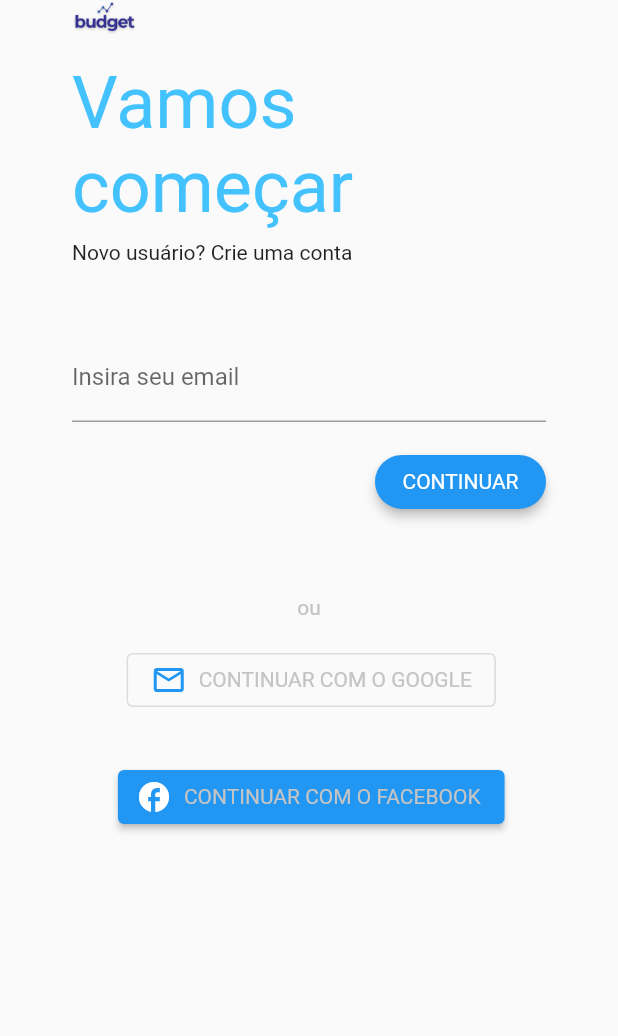
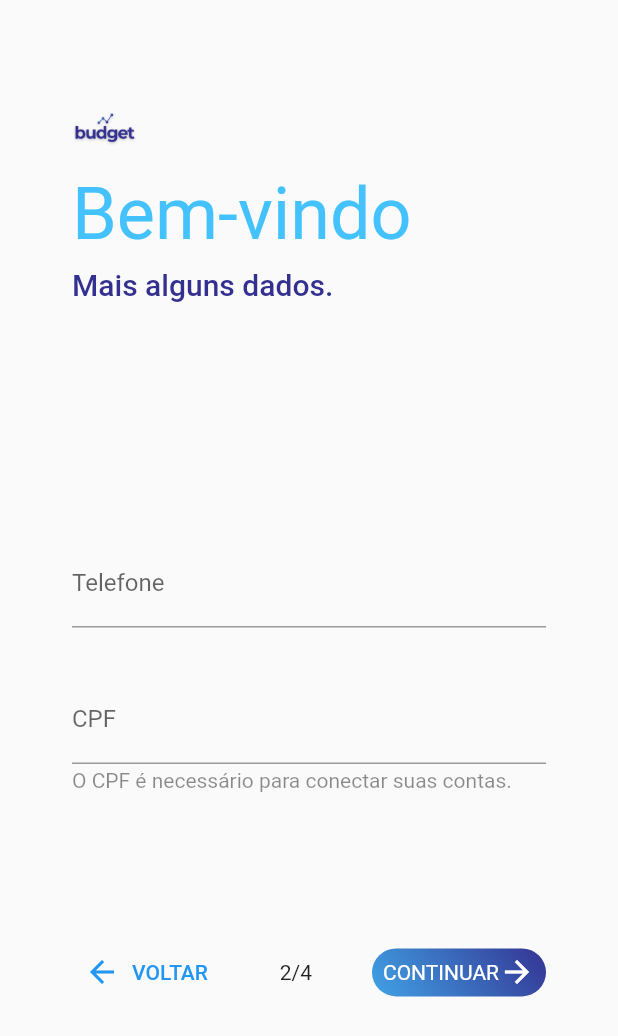
Before and after one commit to matheus-gabrielw3/budget_app, a Flutter app: the screen it shows after launch, after a tap on "CONTINUAR", on a phone screen of 412 x 824 dp. Shown: the top 1036 px of the screen. Run offline on Flutter 3.47's test engine with Material 2 defaults, Android fonts, the light colour scheme and no system bars; our stand-ins replace flutter_modular, google_fonts.

Commit message:
Botões e telas de cadastro

```diff
--- /dev/null
+++ b/lib/cadastro/cadastro_module.dart
@@ -0,0 +1,9 @@
+import 'package:flutter_modular/flutter_modular.dart';
+import 'package:raro_budget_app/cadastro/cadastro_page.dart';
+
+class CadastroModule extends Module {
+  @override
+  void routes(r) {
+    r.child('/', child: (context) => const CadastroPage());
+  }
+}
--- /dev/null
+++ b/lib/cadastro/cadastro_page.dart
@@ -0,0 +1,46 @@
+import 'package:flutter/material.dart';
+import 'package:raro_budget_app/cadastro/pages/cadastro_fim.dart';
+import 'package:raro_budget_app/cadastro/pages/cadastro_page_2.dart';
+
+import 'pages/cadastro_page_1.dart';
+import 'pages/cadastro_page_3.dart';
+import 'pages/cadastro_page_4.dart';
+
+class CadastroPage extends StatefulWidget {
+
+  const CadastroPage({ super.key });
+
+  @override
+  State<CadastroPage> createState() => _CadastroPageState();
+}
+
+class _CadastroPageState extends State<CadastroPage> {
+ final PageController controller = PageController();
+   @override
+   Widget build(BuildContext context) {
+       return Scaffold(
+           body: PageView(
+      /// [PageView.scrollDirection] defaults to [Axis.horizontal].
+      /// Use [Axis.vertical] to scroll vertically.
+      controller: controller,
+      children:  <Widget>[
+        Center(
+          child: CadastroPage1(controller: controller,),
+        ),
+        Center(
+          child: CadastroPage2(controller: controller,),
+        ),
+        Center(
+          child: CadastroPage3(controller: controller,),
+        ),
+        Center(
+          child: CadastroPage4(controller: controller,),
+        ),
+        Center(
+          child: CadastroFim(controller: controller,),
+        ),
+      ],
+    )
+       );
+  }
+}
--- /dev/null
+++ b/lib/cadastro/pages/cadastro_fim.dart
@@ -0,0 +1,27 @@
+import 'package:flutter/material.dart';
+
+class CadastroFim extends StatefulWidget {
+  final PageController controller;
+  const CadastroFim({ super.key, required this.controller });
+
+  @override
+  State<CadastroFim> createState() => _CadastroFimState();
+}
+
+class _CadastroFimState extends State<CadastroFim> {
+
+   @override
+   Widget build(BuildContext context) {
+       return Scaffold(
+           body: SizedBox(
+            height: MediaQuery.of(context).size.height * 1,
+            width: MediaQuery.of(context).size.width * 1,
+            child: Column(
+              children: [
+                Image.asset('assets/images/backgroundfundo.png', fit: BoxFit.cover,)
+              ],
+            ),
+           ),
+       );
+  }
+}
--- /dev/null
+++ b/lib/cadastro/pages/cadastro_page_1.dart
@@ -0,0 +1,91 @@
+import 'package:flutter/material.dart';
+
+import 'package:raro_budget_app/core/ui/custom_elevated_button_continuar.dart';
+
+import '../../core/ui/class_estilos_textos.dart';
+
+class CadastroPage1 extends StatefulWidget {
+  const CadastroPage1({super.key, required this.controller});
+  final PageController controller;
+
+  @override
+  State<CadastroPage1> createState() => _CadastroPage1State();
+}
+
+
+
+class _CadastroPage1State extends State<CadastroPage1> {
+
+  void proximaPagina() {
+    widget.controller.nextPage(duration: const Duration(milliseconds: 30), curve: Curves.bounceIn);
+  }
+
+  @override
+  Widget build(BuildContext context) {
+    return Scaffold(
+      body: Padding(
+        padding: const EdgeInsets.only(left: 48.0, top: 74),
+        child: ListView(
+          children: [
+            Padding(
+              padding: const EdgeInsets.only(right: 320.0),
+              child: Image.asset('assets/images/logo.png'),
+            ),
+            Padding(
+              padding: const EdgeInsets.only(top: 16.5, right: 112, bottom: 8),
+              child: Text(
+                'Bem-vindo',
+                style: ClassEstilosTextos.azul48w400roboto,
+              ),
+            ),
+            Text(
+              'Por favor insira seus dados nos campos abaixo.',
+              style: ClassEstilosTextos.roxo20w500roboto,
+            ),
+            const SizedBox(
+              height: 46,
+            ),
+            Padding(
+              padding: const EdgeInsets.only(right: 48, top: 112),
+              child: TextFormField(
+                decoration: const InputDecoration(
+                  border: UnderlineInputBorder(),
+                  labelText: 'Nome',
+                ),
+              ),
+            ),
+            const SizedBox(
+              height: 32,
+            ),
+            Padding(
+              padding: const EdgeInsets.only(right: 48),
+              child: TextFormField(
+                decoration: const InputDecoration(
+                  border: UnderlineInputBorder(),
+                  labelText: 'Email',
+                ),
+              ),
+            ),
+            Padding(
+              padding: const EdgeInsets.only(right: 48.0, top: 96),
+              child: Row(
+                mainAxisAlignment: MainAxisAlignment.spaceBetween,
+                children: [
+                  TextButton.icon(
+                    onPressed: () {},
+                    label: const Text('VOLTAR'),
+                    icon: const Icon(Icons.arrow_back),
+                  ),
+                  const Text('1/4'),
+                   CustomElevatedButtonContinuar(titulo: 'CONTINUAR', onPressed: () {
+                    proximaPagina();
+                  },)
+                ],
+              ),
+            ),
+          ],
+        ),
+      ),
+    );
+  }
+}
--- /dev/null
+++ b/lib/cadastro/pages/cadastro_page_2.dart
@@ -0,0 +1,102 @@
+import 'package:flutter/material.dart';
+
+import '../../core/ui/class_estilos_textos.dart';
+import '../../core/ui/custom_elevated_button_continuar.dart';
+
+class CadastroPage2 extends StatefulWidget {
+  final PageController controller;
+  const CadastroPage2({super.key, required this.controller});
+
+  @override
+  State<CadastroPage2> createState() => _CadastroPage2State();
+}
+
+class _CadastroPage2State extends State<CadastroPage2> {
+  void proximaPagina() {
+    widget.controller.nextPage(
+        duration: const Duration(milliseconds: 30), curve: Curves.bounceIn);
+  }
+
+  void paginaAnterior() {
+    widget.controller.jumpToPage(0);
+  }
+
+  @override
+  Widget build(BuildContext context) {
+    return Scaffold(
+      body: Padding(
+        padding: const EdgeInsets.only(left: 48.0, top: 74),
+        child: ListView(
+          children: [
+            Padding(
+              padding: const EdgeInsets.only(right: 320.0),
+              child: Image.asset('assets/images/logo.png'),
+            ),
+            Padding(
+              padding: const EdgeInsets.only(top: 16.5, right: 112, bottom: 8),
+              child: Text(
+                'Bem-vindo',
+                style: ClassEstilosTextos.azul48w400roboto,
+              ),
+            ),
+            Text(
+              'Mais alguns dados.',
+              style: ClassEstilosTextos.roxo20w500roboto,
+            ),
+            const SizedBox(
+              height: 46,
+            ),
+            Padding(
+              padding: const EdgeInsets.only(right: 48, top: 112),
+              child: TextFormField(
+                decoration: const InputDecoration(
+                  border: UnderlineInputBorder(),
+                  labelText: 'Telefone',
+                ),
+              ),
+            ),
+            const SizedBox(
+              height: 32,
+            ),
+            Padding(
+              padding: const EdgeInsets.only(right: 48),
+              child: TextFormField(
+                decoration: const InputDecoration(
+                  border: UnderlineInputBorder(),
+                  labelText: 'CPF',
+                ),
+              ),
+            ),
+            const SizedBox(
+              height: 3,
+            ),
+            const Text(
+              'O CPF é necessário para conectar suas contas.',
+              style: TextStyle(color: Colors.black45),
+            ),
+            Padding(
+              padding: const EdgeInsets.only(right: 48.0, top: 96),
+              child: Row(
+                mainAxisAlignment: MainAxisAlignment.spaceBetween,
+                children: [
+                  TextButton.icon(
+                    onPressed: () {paginaAnterior();},
+                    label: const Text('VOLTAR'),
+                    icon: const Icon(Icons.arrow_back),
+                  ),
+                  const Text('2/4'),
+                  CustomElevatedButtonContinuar(
+                    titulo: 'CONTINUAR',
+                    onPressed: () {
+                      proximaPagina();
+                    },
+                  )
+                ],
+              ),
+            ),
+          ],
+        ),
+      ),
+    );
+  }
+}
--- /dev/null
+++ b/lib/cadastro/pages/cadastro_page_3.dart
@@ -0,0 +1,88 @@
+import 'package:flutter/material.dart';
+
+import '../../core/ui/class_estilos_textos.dart';
+import '../../core/ui/custom_elevated_button_continuar.dart';
+
+class CadastroPage3 extends StatefulWidget {
+  final PageController controller;
+  const CadastroPage3({ super.key, required this.controller });
+
+  @override
+  State<CadastroPage3> createState() => _CadastroPage3State();
+}
+
+class _CadastroPage3State extends State<CadastroPage3> {
+    void proximaPagina() {
+    widget.controller.nextPage(duration: const Duration(milliseconds: 30), curve: Curves.bounceIn);
+  }
+
+  void paginaAnterior() {
+    widget.controller.jumpToPage(1);
+  }
+
+   @override
+  Widget build(BuildContext context) {
+    return Scaffold(
+      body: Padding(
+        padding: const EdgeInsets.only(left: 48.0, top: 74),
+        child: ListView(
+          children: [
+            Padding(
+              padding: const EdgeInsets.only(right: 320.0),
+              child: Image.asset('assets/images/logo.png'),
+            ),
+            Padding(
+              padding: const EdgeInsets.only(top: 16.5, right: 112, bottom: 8),
+              child: Text(
+                'Bem-vindo',
+                style: ClassEstilosTextos.azul48w400roboto,
+              ),
+            ),
+            Text(
+              'Leia com atenção e aceite',
+              style: ClassEstilosTextos.roxo20w500roboto,
+            ),
+             Padding(
+              padding: const EdgeInsets.only(right: 22, top: 44),
+              child: Text('Lorem Ipsum neque porro quisquam est qui dolorem ipsum quia dolor sit amet, consectetur, adipisci velit. Ipsum neque porro quisquam est qui dolorem ipsum quia dolor sit amet, consectetur, adipisci velit. Nque porro  est qui dolorem ipsum quia dolor sit amet, , adipisci velit. Quisquam est qui dolorem ipsum. . Nque porro  est qui dolorem ipsum quia dolor sit amet, , adipisci velit. Quisquam est qui dolorem ipsum. . Nque porro  est qui dolorem ipsum quia dolor sit amet, , adipisci velit. Quisquam est qui dolorem ipsum. . Nque porro  est qui dolorem ipsum quia dolor sit amet, , adipisci velit. Quisquam est qui dolorem ipsum. . Nque porro  est qui dolorem ipsum quia dolor sit amet, , adipisci velit. Quisquam est qui dolorem ipsum. ',
+              style: ClassEstilosTextos.preto16w400robotoLetter, textAlign: TextAlign.justify,
+              )
+            ),
+            const SizedBox(
+              height: 24,
+            ),
+            Padding(
+              padding: const EdgeInsets.only(right: 30.0),
+              child: Row(
+                children: [
+                  Checkbox(shape: const CircleBorder() ,value: false, onChanged: (value) {
+                  },),
+                  const Flexible(child: Text('Eu li e aceito os termos e condições\ne a Política de privacidade do budget.'))
+                ],
+              )
+            ),
+            Padding(
+              padding: const EdgeInsets.only(right: 48.0, top: 45),
+              child: Row(
+
+                mainAxisAlignment: MainAxisAlignment.spaceBetween,
+                children: [
+                  TextButton.icon(
+                    onPressed: () { paginaAnterior();},
+                    label: const Text('VOLTAR'),
+                    icon: const Icon(Icons.arrow_back),
+
+                  ),
+                  const Text('3/4'),
+                   CustomElevatedButtonContinuar(titulo: 'CONTINUAR', onPressed: () {
+                    proximaPagina();
+                  },)
+                ],
+              ),
+            ),
+          ],
+        ),
+      ),
+    );
+  }
+}
--- /dev/null
+++ b/lib/cadastro/pages/cadastro_page_4.dart
@@ -0,0 +1,105 @@
+import 'package:flutter/material.dart';
+
+import '../../core/ui/class_estilos_textos.dart';
+import '../../core/ui/custom_elevated_button_continuar.dart';
+
+class CadastroPage4 extends StatefulWidget {
+  final PageController controller;
+  const CadastroPage4({super.key, required this.controller});
+
+  @override
+  State<CadastroPage4> createState() => _CadastroPage4State();
+}
+
+class _CadastroPage4State extends State<CadastroPage4> {
+  void proximaPagina() {
+    widget.controller.nextPage(
+        duration: const Duration(milliseconds: 30), curve: Curves.bounceIn);
+  }
+
+  void paginaAnterior() {
+    widget.controller.jumpToPage(2);
+  }
+
+    @override
+  Widget build(BuildContext context) {
+    return Scaffold(
+      body: Padding(
+        padding: const EdgeInsets.only(left: 48.0, top: 74),
+        child: ListView(
+          children: [
+            Padding(
+              padding: const EdgeInsets.only(right: 320.0),
+              child: Image.asset('assets/images/logo.png'),
+            ),
+            Padding(
+              padding: const EdgeInsets.only(top: 16.5, right: 112, bottom: 8),
+              child: Text(
+                'Bem-vindo',
+                style: ClassEstilosTextos.azul48w400roboto,
+              ),
+            ),
+            Text(
+              'Bem-vindo! Agora crie seu senha contendo:',
+              style: ClassEstilosTextos.roxo20w500roboto,
+            ),
+            const SizedBox(
+              height: 29,
+            ),
+            const Text('pelo menos oito caracteres', style: TextStyle(color: Colors.black38),),
+            SizedBox(height: 4,),
+            const Text('letras maiúsculas, letras minúsculas e símbolos',  style: TextStyle(color: Colors.black38)),
+            Padding(
+              padding: const EdgeInsets.only(right: 48, top: 32),
+              child: TextFormField(
+                decoration: const InputDecoration(
+                  border: UnderlineInputBorder(),
+                  labelText: 'Crie uma senha',
+                ),
+              ),
+            ),
+            const SizedBox(
+              height: 32,
+            ),
+            Padding(
+              padding: const EdgeInsets.only(right: 48),
+              child: TextFormField(
+                decoration: const InputDecoration(
+                  border: UnderlineInputBorder(),
+                  labelText: 'Confirme sua senha',
+                ),
+              ),
+            ),
+            const SizedBox(
+              height: 3,
+            ),
+            const Text(
+              'O CPF é necessário para conectar suas contas.',
+              style: TextStyle(color: Colors.black45),
+            ),
+            Padding(
+              padding: const EdgeInsets.only(right: 48.0, top: 145),
+              child: Row(
+                mainAxisAlignment: MainAxisAlignment.spaceBetween,
+                children: [
+                  TextButton.icon(
+                    onPressed: () {paginaAnterior();},
+                    label: const Text('VOLTAR'),
+                    icon: const Icon(Icons.arrow_back),
+                  ),
+                  const Text('4/4'),
+                  CustomElevatedButtonContinuar(
+                    titulo: 'CONTINUAR',
+                    onPressed: () {
+                      proximaPagina();
+                    },
+                  )
+                ],
+              ),
+            ),
+          ],
+        ),
+      ),
+    );
+  }
+}
--- a/lib/core/ui/class_app_colors.dart
+++ b/lib/core/ui/class_app_colors.dart
@@ -10,13 +10,12 @@ class ClassAppColors {
   static const Color rosaEscuro = Color(0xFFA29EFF);
   static const LinearGradient linearAzul = LinearGradient(
     begin: Alignment.topLeft,
-    end: Alignment(0.2, 1),
+    end: Alignment(1.5, 1),
+    transform: GradientRotation(40),
     colors: <Color>[
       Color(0xff343090),
       Color(0xff44C2FD),
     ],
     tileMode: TileMode.mirror,
   );
-
-
 }
--- a/lib/core/ui/class_estilos_textos.dart
+++ b/lib/core/ui/class_estilos_textos.dart
@@ -73,6 +73,12 @@ class ClassEstilosTextos {
     fontSize: 16,
     fontWeight: FontWeight.w400,
   );
+  static final preto16w400robotoLetter = GoogleFonts.roboto(
+    color: const Color(0xff000000).withOpacity(0.54),
+    fontSize: 16,
+    fontWeight: FontWeight.w400,
+    letterSpacing: 0.15,
+  );
 
   static final preto24w400roboto = GoogleFonts.roboto(
     color: const Color(0xff000000).withOpacity(0.87),
--- /dev/null
+++ b/lib/core/ui/custom_elevated_button_continuar.dart
@@ -0,0 +1,41 @@
+import 'package:flutter/material.dart';
+
+import 'class_app_colors.dart';
+import 'class_estilos_textos.dart';
+
+class CustomElevatedButtonContinuar extends StatelessWidget {
+
+  final String titulo;
+  final IconData? icone;
+  final void Function()? onPressed;
+  final Color? cor;
+  final double? width;
+  final double? height;
+
+  const CustomElevatedButtonContinuar({super.key, required this.titulo, this.icone, this.onPressed, this.cor, this.width, this.height});
+  @override
+  Widget build(BuildContext context) {
+    return InkWell(
+      onTap: onPressed,
+      child: Container(
+        width: 116,
+        height: 32,
+        decoration: const BoxDecoration(
+          gradient: ClassAppColors.linearAzul,
+          borderRadius: BorderRadius.all(Radius.circular(30)),
+        ),
+        child: Row(
+          mainAxisAlignment: MainAxisAlignment.center,
+          crossAxisAlignment: CrossAxisAlignment.center,
+          children: [
+            Text(
+              titulo,
+              style: ClassEstilosTextos.branco14w400roboto,
+            ),
+            const Icon(Icons.arrow_forward_outlined, color: Colors.white,)
+          ],
+        ),
+      ),
+    );
+  }
+}
--- a/lib/login/login_module.dart
+++ b/lib/login/login_module.dart
@@ -1,5 +1,6 @@
 
 import 'package:flutter_modular/flutter_modular.dart';
+import 'package:raro_budget_app/cadastro/cadastro_module.dart';
 import 'package:raro_budget_app/login/login_page.dart';
 import 'package:raro_budget_app/login/splash_screen.dart';
 
@@ -7,6 +8,7 @@ class LoginModule extends Module{
   @override
   void routes(r) {
     r.child('/', child: (context) => const SplashScreen());
-    r.child('/cadastro', child: (context) => const LoginPage());
+    r.child('/login', child: (context) => const LoginPage());
+    r.module('/cadastro', module: CadastroModule());
   }
 }
--- a/lib/login/login_page.dart
+++ b/lib/login/login_page.dart
@@ -44,7 +44,7 @@ class _LoginPageState extends State<LoginPage> {
                 children: [
                   ElevatedButton(
                       style: ElevatedButton.styleFrom(
-                        fixedSize: Size(114, 36),
+                        fixedSize: const Size(114, 36),
                         elevation: 3,
                         shape: const RoundedRectangleBorder(borderRadius: BorderRadius.all(Radius.circular(30)))
                       ),
--- a/lib/login/splash_screen.dart
+++ b/lib/login/splash_screen.dart
@@ -33,7 +33,7 @@ class _SplashScreenState extends State<SplashScreen> {
           crossAxisAlignment: CrossAxisAlignment.center,
           children: [
             Image.asset('assets/images/Vector.png'),
-            Text('budget'),
+            const Text('budget'),
           ],
         ),
       ),
```
Also changed, not shown: assets/images/Vectorultime.png (added), assets/images/backgroundfundo.png (added).
